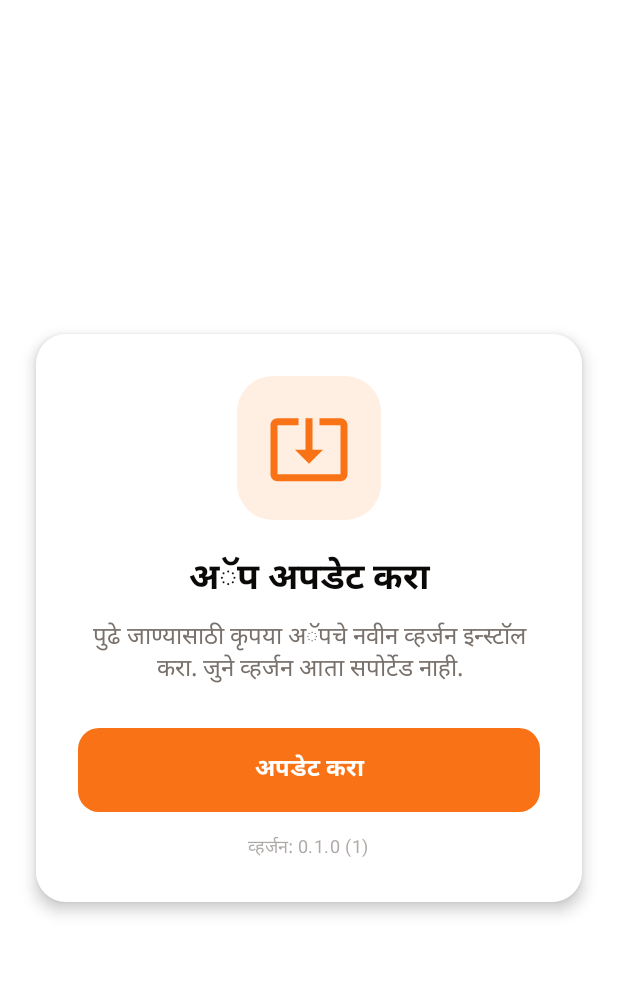
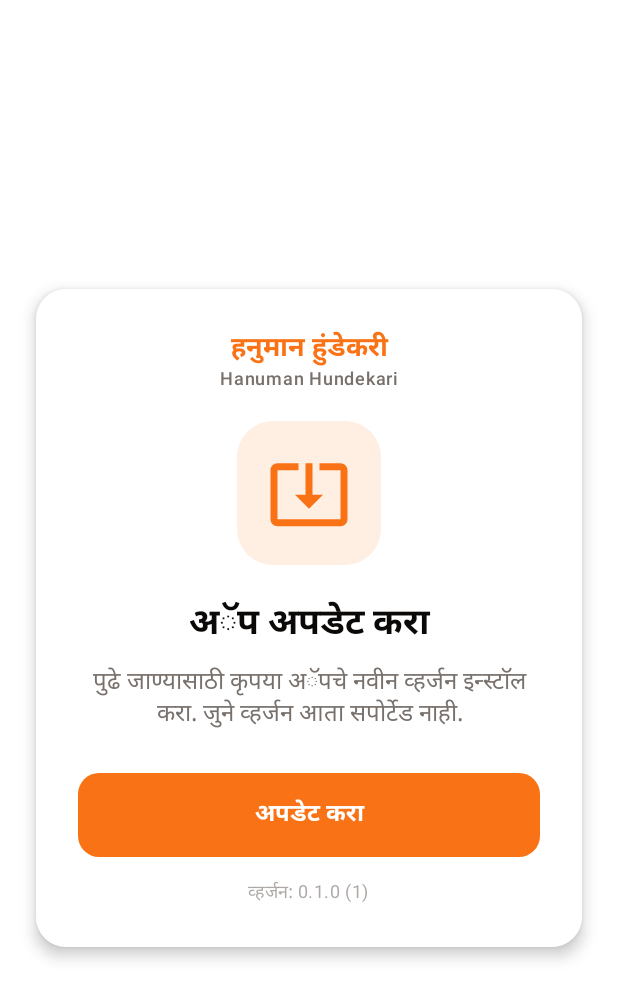
Before and after one commit to jaideep-aher/hhg-apk, an Android app built with Jetpack Compose: the @Preview function ForceUpdatePreview, on a phone screen of 412 x 824 dp. Shown: the top 1000 px of the screen. Run offline under Robolectric (Android 15) with nearby library versions, the phone set to English and light mode, and no system bars.

Commit message:
Show Hanuman Hundekari wordmark on force-update screen
Adds the हनुमान हुंडेकरी / Hanuman Hundekari brand above the icon
so users clearly see the blocker belongs to the app, not a generic
system dialog.

```diff
--- a/app/src/main/java/com/hhg/farmers/ui/screens/update/ForceUpdateScreen.kt
+++ b/app/src/main/java/com/hhg/farmers/ui/screens/update/ForceUpdateScreen.kt
@@ -27,12 +27,14 @@ import androidx.compose.runtime.Composable
 import androidx.compose.ui.Alignment
 import androidx.compose.ui.Modifier
 import androidx.compose.ui.platform.LocalContext
+import androidx.compose.ui.res.stringResource
 import androidx.compose.ui.text.font.FontWeight
 import androidx.compose.ui.text.style.TextAlign
 import androidx.compose.ui.tooling.preview.Preview
 import androidx.compose.ui.unit.dp
 import androidx.core.net.toUri
 import com.hhg.farmers.BuildConfig
+import com.hhg.farmers.R
 import com.hhg.farmers.data.model.AppConfig
 import com.hhg.farmers.ui.theme.HhgOrange500
 import com.hhg.farmers.ui.theme.HhgTheme
@@ -72,6 +74,24 @@ fun ForceUpdateScreen(config: AppConfig) {
                 horizontalAlignment = Alignment.CenterHorizontally,
                 verticalArrangement = Arrangement.Center
             ) {
+                // App brand wordmark — keeps users oriented that this
+                // blocker belongs to Hanuman Hundekari, not a system dialog.
+                Text(
+                    text = stringResource(R.string.app_name_mr),
+                    style = MaterialTheme.typography.titleLarge,
+                    fontWeight = FontWeight.Bold,
+                    color = HhgOrange500,
+                    textAlign = TextAlign.Center
+                )
+                Text(
+                    text = "Hanuman Hundekari",
+                    style = MaterialTheme.typography.labelMedium,
+                    color = MaterialTheme.colorScheme.onSurfaceVariant,
+                    textAlign = TextAlign.Center
+                )
+
+                Spacer(Modifier.height(20.dp))
+
                 // Large orange update icon
                 Box(
                     modifier = Modifier
```
